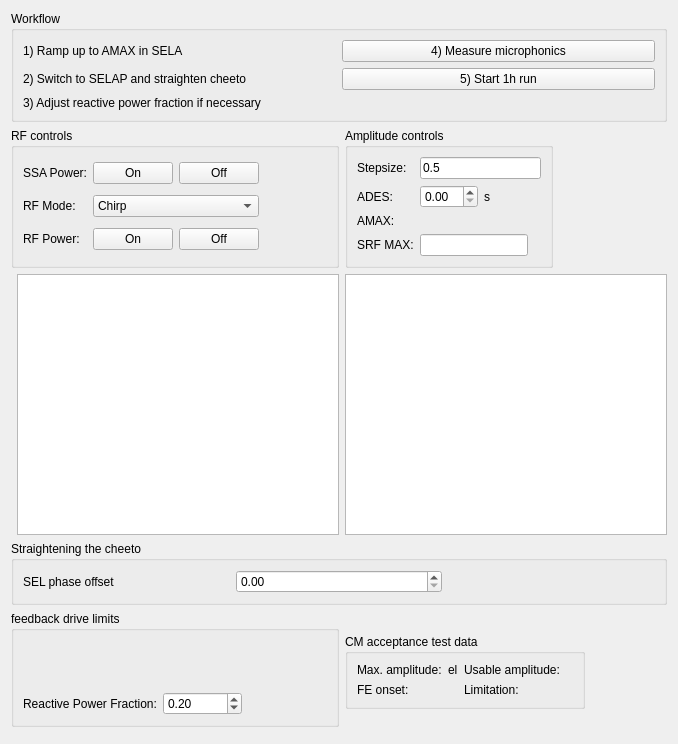
Above: cavity_commissioning/gui/rf_controls.ui from slaclab/rf_commissioning before the change. Below: the same form after it.
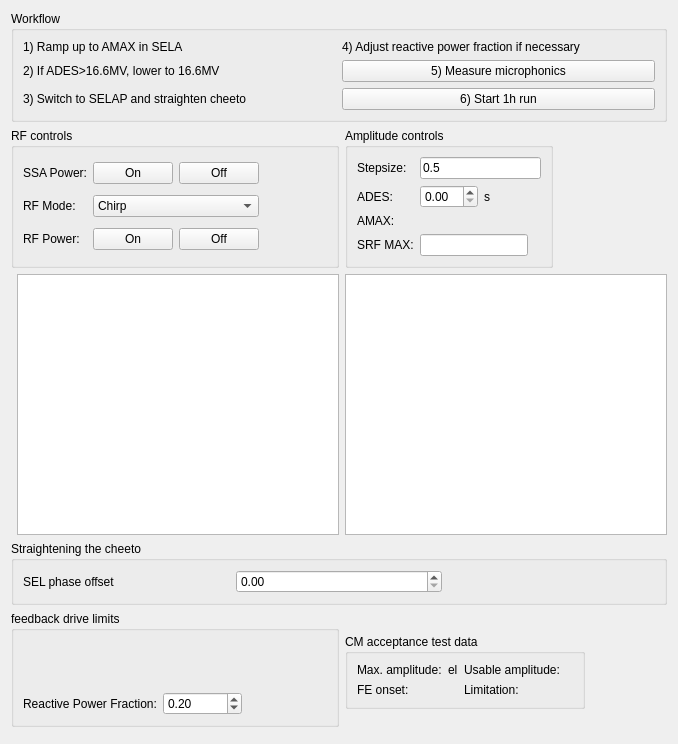
That is the form after the change. Custom widgets are drawn as their Qt base class.

Commit message: added step to lower amplitude for SELAP to commissioning.ui

Diff of the .ui file:
```diff
--- a/cavity_commissioning/gui/rf_controls.ui
+++ b/cavity_commissioning/gui/rf_controls.ui
@@ -526,41 +526,48 @@
       <string>Workflow</string>
      </property>
      <layout class="QGridLayout" name="gridLayout_6">
-      <item row="4" column="0">
-       <widget class="QLabel" name="label_18">
-        <property name="text">
-         <string>3) Adjust reactive power fraction if necessary</string>
-        </property>
-       </widget>
-      </item>
       <item row="3" column="0">
        <widget class="QLabel" name="label_15">
         <property name="text">
-         <string>2) Switch to SELAP and straighten cheeto</string>
+         <string>2) If ADES&gt;16.6MV, lower to 16.6MV</string>
         </property>
        </widget>
       </item>
-      <item row="1" column="0">
-       <widget class="QLabel" name="label">
+      <item row="4" column="0">
+       <widget class="QLabel" name="label_16">
         <property name="text">
-         <string>1) Ramp up to AMAX in SELA</string>
+         <string>3) Switch to SELAP and straighten cheeto</string>
         </property>
        </widget>
       </item>
-      <item row="1" column="1">
+      <item row="4" column="1">
+       <widget class="QPushButton" name="pushButton">
+        <property name="text">
+         <string>6) Start 1h run</string>
+        </property>
+       </widget>
+      </item>
+      <item row="3" column="1">
        <widget class="PyDMRelatedDisplayButton" name="button_open_microphonics_gui">
         <property name="toolTip">
          <string/>
         </property>
         <property name="text">
-         <string>4) Measure microphonics</string>
+         <string>5) Measure microphonics</string>
         </property>
        </widget>
       </item>
-      <item row="3" column="1">
-       <widget class="QPushButton" name="button_onehour_run">
+      <item row="2" column="1">
+       <widget class="QLabel" name="label_18">
         <property name="text">
-         <string>5) Start 1h run</string>
+         <string>4) Adjust reactive power fraction if necessary</string>
+        </property>
+       </widget>
+      </item>
+      <item row="2" column="0">
+       <widget class="QLabel" name="label">
+        <property name="text">
+         <string>1) Ramp up to AMAX in SELA</string>
         </property>
        </widget>
       </item>
```
